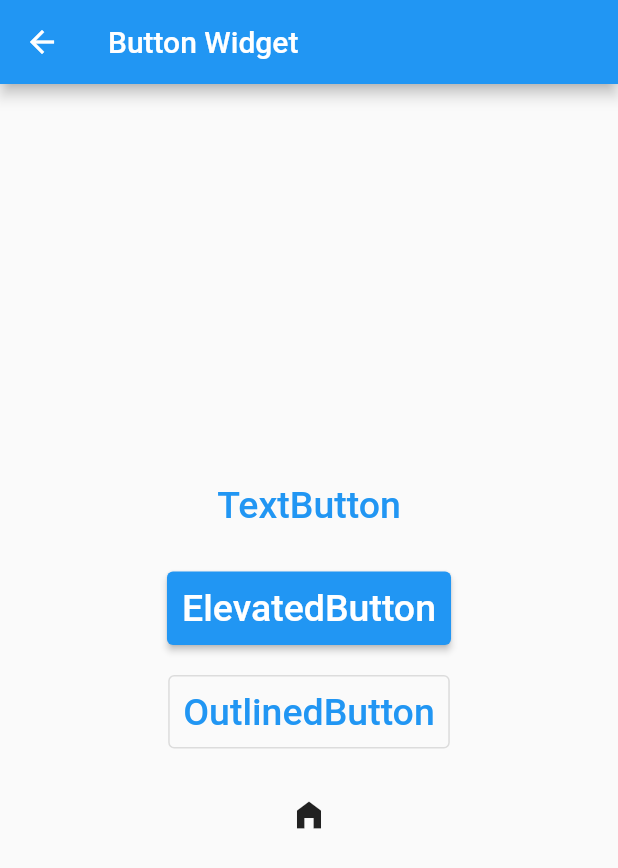
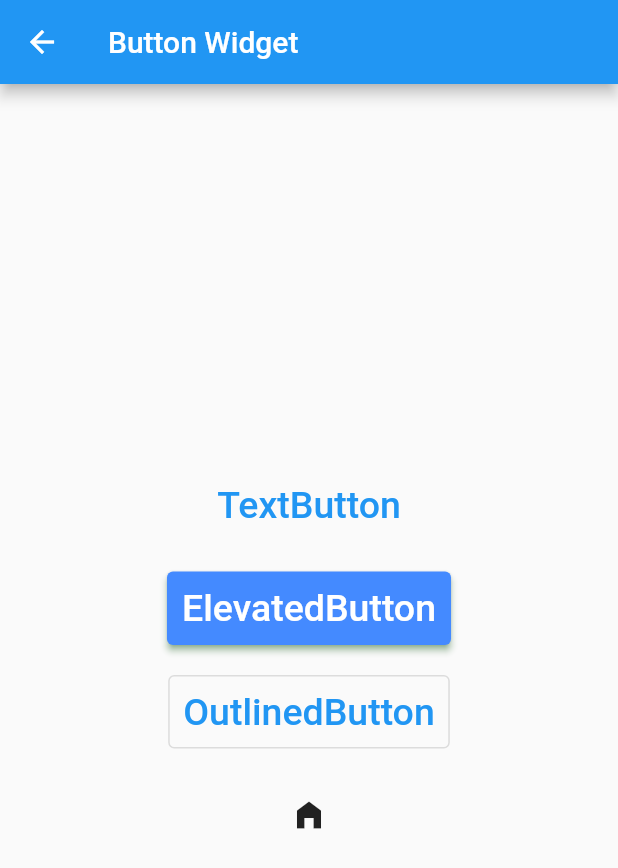
Before and after one commit to LinSaolong/flutter_widgets, a Flutter app: the ButtonWidgetPage screen opened directly, on a phone screen of 412 x 824 dp. Shown: the top 868 px of the screen. Run offline on Flutter 3.47's test engine with Material 2 defaults, Android fonts, the phone set to English and light mode, and no system bars; missing offline and left inert: checkbox_formfield.

Commit message:
updated text widget and button widget

```diff
--- a/lib/pages/button_widget_page.dart
+++ b/lib/pages/button_widget_page.dart
@@ -29,6 +29,15 @@ class ButtonWidgetPage extends StatelessWidget {
               style: ButtonStyle(
                 padding: MaterialStateProperty.all<EdgeInsets>(
                     const EdgeInsets.all(10)),
+                backgroundColor: MaterialStateProperty.all<Color>(
+                  Colors.blueAccent,
+                ),
+                overlayColor: MaterialStateProperty.all<Color>(
+                  Colors.red,
+                ),
+                shadowColor: MaterialStateProperty.all<Color>(
+                  Colors.green,
+                ),
               ),
               onPressed: () {
                 print("ElevatedButton Pressed");
--- a/lib/pages/text_widget_page.dart
+++ b/lib/pages/text_widget_page.dart
@@ -13,7 +13,10 @@ class TextWidgetPage extends StatelessWidget {
         child: Padding(
           padding: EdgeInsets.all(8.0),
           child: Text(
-            "Hello World! This is a text widget.",
+            "Hello World! This is a text widget.Lorem ipsum dolor sit amet.",
+            textAlign: TextAlign.center,
+            maxLines: 2,
+            overflow: TextOverflow.ellipsis,
             style: TextStyle(
               color: Colors.black,
               fontSize: 25,
```
